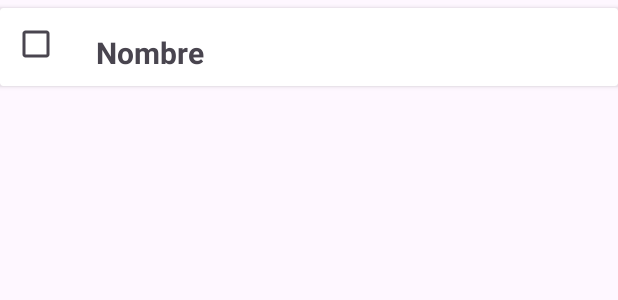
After one commit to jmh26/Ejercicio3RV, an Android app: the layout item_gato.xml on its own in the app's theme, with its tools: preview values and no code run, on a phone screen of 412 x 824 dp. The commit adds this screen. Shown: the top 300 px of the screen. Run offline under Robolectric (Android 15) with nearby library versions, the phone set to English and light mode, and no system bars.

Commit message:
Sin terminar

```diff
--- a/app/build.gradle
+++ b/app/build.gradle
@@ -30,6 +30,10 @@ android {
     kotlinOptions {
         jvmTarget = '1.8'
     }
+    buildFeatures {
+        viewBinding = true
+    }
+
 }
 
 dependencies {
--- /dev/null
+++ b/app/src/main/java/com/example/ejercicio3rv/Gato.kt
@@ -0,0 +1,3 @@
+package com.example.ejercicio3rv
+
+data class Gato(val nombre: String = "NombreDefecto", val raza: String = "RazaDefecto", val edad: Int = 0 )
--- /dev/null
+++ b/app/src/main/res/layout/item_gato.xml
@@ -0,0 +1,46 @@
+<?xml version="1.0" encoding="utf-8"?>
+<androidx.cardview.widget.CardView
+    xmlns:android="http://schemas.android.com/apk/res/android"
+    xmlns:app="http://schemas.android.com/apk/res-auto"
+    android:layout_width="match_parent"
+    android:layout_marginVertical="5dp"
+    android:layout_height="wrap_content">
+
+    <androidx.constraintlayout.widget.ConstraintLayout
+        android:layout_width="match_parent"
+        android:layout_height="wrap_content"
+        android:paddingBottom="4dp">
+
+        <CheckBox
+            android:id="@+id/item_check"
+            android:layout_width="wrap_content"
+            android:layout_height="wrap_content"
+            app:layout_constraintStart_toStartOf="parent"
+            app:layout_constraintEnd_toStartOf="@id/item_nombre"
+            app:layout_constraintTop_toTopOf="parent">
+
+        </CheckBox>
+
+
+        <TextView
+            android:id="@+id/item_nombre"
+            android:layout_width="wrap_content"
+            android:layout_height="wrap_content"
+            android:text="Nombre"
+            android:textSize="20sp"
+            app:layout_constraintStart_toEndOf="@id/item_check"
+            app:layout_constraintTop_toTopOf="parent"
+            android:layout_marginTop="16dp"
+            android:layout_marginStart="16dp"
+            android:textStyle="bold">
+
+        </TextView>
+
+
+
+
+
+
+    </androidx.constraintlayout.widget.ConstraintLayout>
+
+</androidx.cardview.widget.CardView>
```
Also changed, not shown: app/src/main/java/com/example/ejercicio3rv/MainActivity.kt (+45 -2 lines), app/src/main/java/com/example/ejercicio3rv/OnClickListener.kt (added, +8 -0 lines), app/src/main/java/com/example/ejercicio3rv/gatoAdapter.kt (added, +56 -0 lines), app/src/main/res/layout/activity_main.xml (+49 -6 lines).
